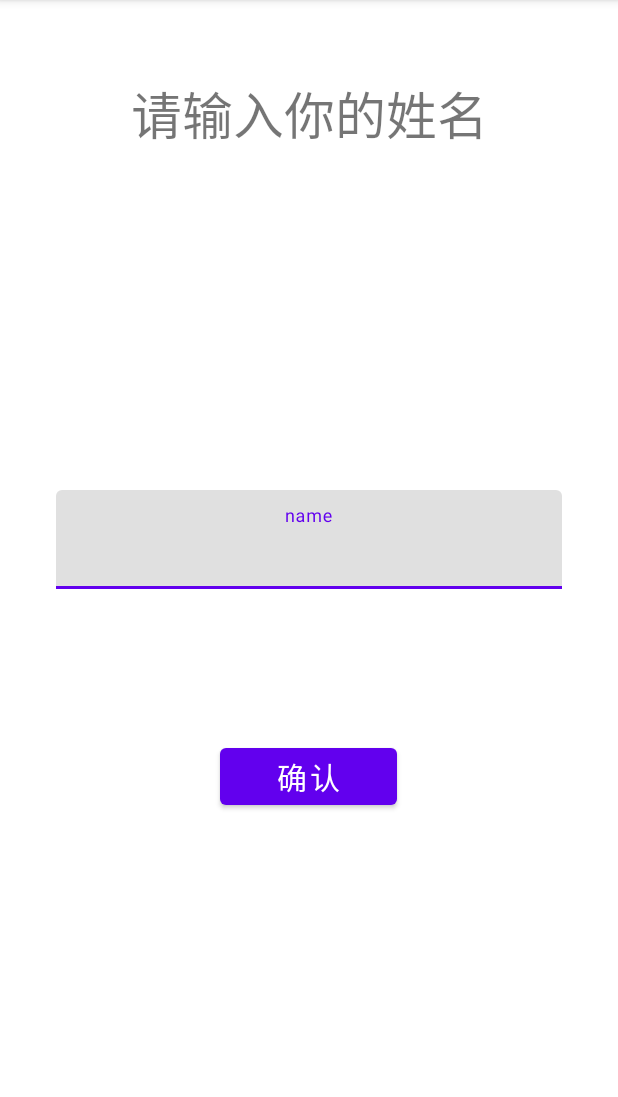
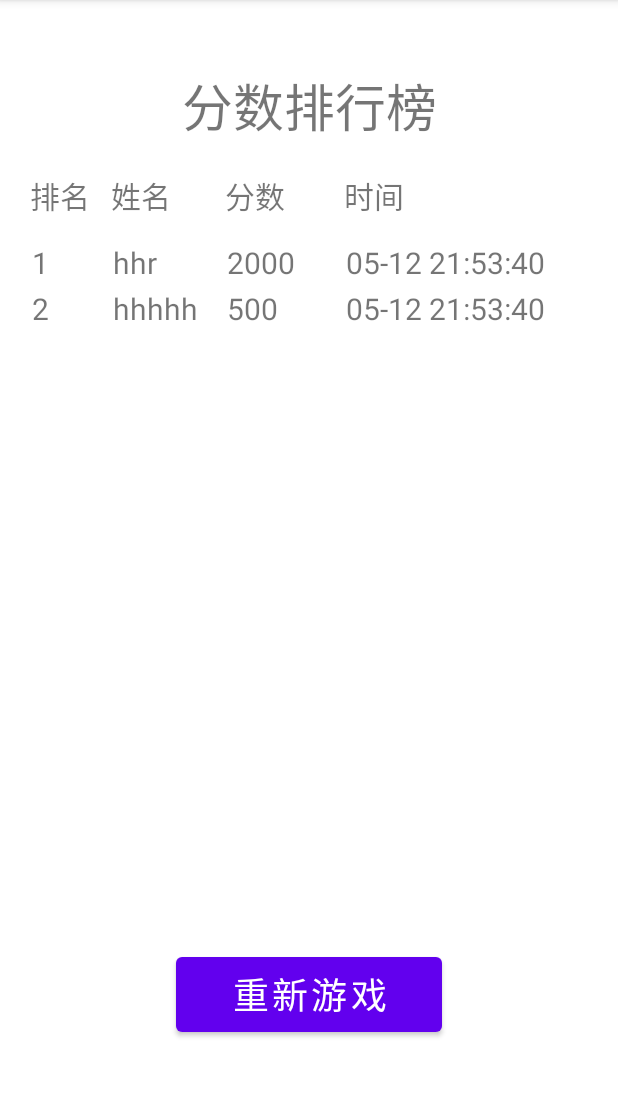
Before and after one commit to HaHaRen6/AircraftWar-Android, an Android app: the InputActivity screen opened directly, with no data from a screen before it, after a tap on "确认", on a phone screen of 412 x 824 dp, the part 84-1181 px from its top. Run offline under Robolectric (Android 15) with nearby library versions, the phone set to English and light mode, and no system bars.

Commit message:
单机版输入名字界面完成、分数排行榜UI完成

```diff
--- a/app/src/main/AndroidManifest.xml
+++ b/app/src/main/AndroidManifest.xml
@@ -16,6 +16,9 @@
             android:name="edu.hitsz.activity.InputActivity"
             android:exported="false" />
         <activity
+            android:name="edu.hitsz.activity.RankingActivity"
+            android:exported="false" />
+        <activity
             android:name="edu.hitsz.activity.MainActivity"
             android:exported="true">
             <intent-filter>
--- a/app/src/main/java/edu/hitsz/activity/InputActivity.java
+++ b/app/src/main/java/edu/hitsz/activity/InputActivity.java
@@ -1,15 +1,16 @@
 package edu.hitsz.activity;
 
+import android.content.Intent;
 import android.os.Bundle;
 import android.widget.Button;
 import android.widget.TextView;
-import android.widget.Toast;
 
 import androidx.appcompat.app.AppCompatActivity;
 
 import com.google.android.material.textfield.TextInputEditText;
 
 import edu.hitsz.R;
+import edu.hitsz.game.BaseGame;
 
 public class InputActivity extends AppCompatActivity {
 
@@ -22,20 +23,26 @@ public class InputActivity extends AppCompatActivity {
     protected void onCreate(Bundle savedInstanceState) {
         super.onCreate(savedInstanceState);
 
+        // 布局初始化时加载布局文件
         setContentView(R.layout.activity_input);
+
         Button inputName_btn = findViewById(R.id.inputName_btn);
-        TextView textView = findViewById(R.id.textView);
+        TextView textView_score = findViewById(R.id.textView_score);
         TextInputEditText textInputEditText = findViewById(R.id.textInputEditText);
 
         Bundle bundle = new Bundle();
+        System.out.println(BaseGame.getScore());
+        textView_score.setText(String.valueOf(BaseGame.getScore()));
 
-//        Intent intent = new Intent(InputActivity.this, GameActivity.class);
+        Intent intent = new Intent(InputActivity.this, RankingActivity.class);
         inputName_btn.setOnClickListener(view -> {
-            Toast.makeText(InputActivity.this, textInputEditText.getText(), Toast.LENGTH_SHORT).show();
+
+            intent.putExtra("name",textInputEditText.getText());
+//            Toast.makeText(InputActivity.this, "后面还没做", Toast.LENGTH_SHORT).show();
 //            bundle.putInt("gameType",gameType);
 //            bundle.putBoolean("musicSwitch",musicSwitch());
 //            intent.putExtras(bundle);
-//            startActivity(intent);
+            startActivity(intent);
         });
 
     }
--- /dev/null
+++ b/app/src/main/java/edu/hitsz/activity/RankingActivity.java
@@ -0,0 +1,123 @@
+package edu.hitsz.activity;
+
+import android.content.DialogInterface;
+import android.content.Intent;
+import android.os.Bundle;
+import android.view.View;
+import android.widget.AdapterView;
+import android.widget.Button;
+import android.widget.ListView;
+import android.widget.SimpleAdapter;
+import android.widget.Toast;
+
+import androidx.appcompat.app.AlertDialog;
+import androidx.appcompat.app.AppCompatActivity;
+
+import java.util.ArrayList;
+import java.util.HashMap;
+import java.util.List;
+
+import edu.hitsz.R;
+
+public class RankingActivity extends AppCompatActivity {
+
+    private static final String TAG = "InputActivity";
+
+    public static int screenWidth;
+    public static int screenHeight;
+
+    @Override
+    protected void onCreate(Bundle savedInstanceState) {
+        super.onCreate(savedInstanceState);
+
+        setContentView(R.layout.activity_ranking);
+        Button newGame_btn = findViewById(R.id.newGame_btn);
+        ListView rankingList = findViewById(R.id.rankingList);
+
+        SimpleAdapter simpleAdapter = new SimpleAdapter(
+                this,
+                getData(),
+                R.layout.listitem,
+                new String[]{"rank", "name", "score", "date"},
+                new int[]{R.id.rank, R.id.name, R.id.score, R.id.date});
+
+        // 添加并显示数据
+        rankingList.setAdapter(simpleAdapter);
+
+        //添加单击监听
+        rankingList.setOnItemLongClickListener(new AdapterView.OnItemLongClickListener() {
+            @Override
+            public boolean onItemLongClick(AdapterView<?> adapterView, View view, int position, long id) {
+//                if (position == 0) {
+//                    return false;
+//                }
+
+//                Toast.makeText(RankingActivity.this, position + "  " + id, Toast.LENGTH_SHORT).show();
+
+                AlertDialog.Builder builder = new AlertDialog.Builder(RankingActivity.this);
+                builder.setMessage("确认删除？");
+                builder.setTitle("提示");
+
+//                Negative在左边？？
+                builder.setPositiveButton("是", new DialogInterface.OnClickListener() {
+                    @Override
+                    public void onClick(DialogInterface dialogInterface, int i) {
+                        Toast.makeText(RankingActivity.this, "删除第" + (position + 1) + "条记录", Toast.LENGTH_SHORT).show();
+                    }
+                });
+                builder.setNegativeButton("否", new DialogInterface.OnClickListener() {
+                    @Override
+                    public void onClick(DialogInterface dialogInterface, int i) {
+
+                    }
+                });
+                builder.create().show();
+                return false;
+            }
+//            @Override
+//            public void onItemClick(AdapterView<?> arg0, View arg1, int arg2, long arg3) {
+//                Toast.makeText(RankingActivity.this, arg2 + "  " + arg3, Toast.LENGTH_SHORT).show();
+////                Map<String, Object> clkmap = (Map<String, Object>) arg0.getItemAtPosition(arg2);
+////                setTitle(clkmap.get("title").toString()+"的网址为："+clkmap.get("info").toString());
+//            }
+
+
+        });
+
+        // 重新游戏
+        Intent intent = new Intent(RankingActivity.this, MainActivity.class);
+        newGame_btn.setOnClickListener(view -> {
+            startActivity(intent);
+        });
+
+    }
+
+    @Override
+    public void onBackPressed() {
+        super.onBackPressed();
+    }
+
+    private List<HashMap<String, String>> getData() {
+        ArrayList<HashMap<String, String>> data = new ArrayList<>();
+        HashMap<String, String> user = new HashMap<>();
+
+        // test
+
+        user.put("rank", "1");
+        user.put("name", "hhr");
+        user.put("score", "2000");
+        user.put("date", "05-12 21:53:40");
+        data.add(user);
+
+        user = new HashMap<>();
+        user.put("rank", "2");
+        user.put("name", "hhhhh");
+        user.put("score", "500");
+        user.put("date", "05-12 21:53:40");
+        data.add(user);
+
+
+        return data;
+    }
+
+}
--- /dev/null
+++ b/app/src/main/res/layout/activity_ranking.xml
@@ -0,0 +1,93 @@
+<?xml version="1.0" encoding="utf-8"?>
+<androidx.constraintlayout.widget.ConstraintLayout xmlns:android="http://schemas.android.com/apk/res/android"
+    xmlns:app="http://schemas.android.com/apk/res-auto"
+    xmlns:tools="http://schemas.android.com/tools"
+    android:layout_width="match_parent"
+    android:layout_height="match_parent">
+
+    <TextView
+        android:id="@+id/rankingList_text"
+        android:layout_width="181dp"
+        android:layout_height="78dp"
+        android:layout_marginTop="24dp"
+        android:layout_marginBottom="14dp"
+        android:gravity="center"
+        android:text="分数排行榜"
+        android:textSize="34sp"
+        app:layout_constraintBottom_toTopOf="@+id/rankingList"
+        app:layout_constraintEnd_toEndOf="parent"
+        app:layout_constraintStart_toStartOf="parent"
+        app:layout_constraintTop_toTopOf="parent"
+        app:layout_constraintVertical_bias="0.16000003" />
+
+    <LinearLayout
+        android:id="@+id/linearLayout"
+        android:layout_width="0dp"
+        android:layout_height="30dp"
+        android:layout_marginTop="115dp"
+        android:orientation="horizontal"
+        app:layout_constraintBottom_toTopOf="@+id/rankingList"
+        app:layout_constraintEnd_toEndOf="parent"
+        app:layout_constraintStart_toStartOf="parent"
+        app:layout_constraintTop_toTopOf="parent">
+
+
+        <TextView
+            android:id="@+id/textView_1rank"
+            android:layout_width="54dp"
+            android:layout_height="match_parent"
+            android:layout_marginStart="20dp"
+            android:text="排名"
+            android:textSize="20sp" />
+
+        <TextView
+            android:id="@+id/textView_2name"
+            android:layout_width="76dp"
+            android:layout_height="match_parent"
+            android:text="姓名"
+            android:textSize="20sp" />
+
+        <TextView
+            android:id="@+id/textView_3score"
+            android:layout_width="79dp"
+            android:layout_height="match_parent"
+            android:text="分数"
+            android:textSize="20sp" />
+
+        <TextView
+            android:id="@+id/textView_4date"
+            android:layout_width="match_parent"
+            android:layout_height="match_parent"
+            android:layout_marginEnd="20dp"
+            android:text="时间"
+            android:textSize="20sp" />
+    </LinearLayout>
+
+    <ListView
+        android:id="@+id/rankingList"
+        android:layout_width="0dp"
+        android:layout_height="0dp"
+        android:layout_marginStart="1dp"
+        android:layout_marginTop="16dp"
+        android:layout_marginEnd="1dp"
+        android:layout_marginBottom="160dp"
+        android:divider="#ffffff"
+        android:dividerHeight="3dp"
+        app:layout_constraintBottom_toBottomOf="parent"
+        app:layout_constraintEnd_toEndOf="parent"
+        app:layout_constraintStart_toStartOf="parent"
+        app:layout_constraintTop_toBottomOf="@+id/linearLayout" />
+
+    <Button
+        android:id="@+id/newGame_btn"
+        android:layout_width="177dp"
+        android:layout_height="62dp"
+        android:layout_marginBottom="50dp"
+        android:text="重新游戏"
+        android:textSize="24sp"
+        app:layout_constraintBottom_toBottomOf="parent"
+        app:layout_constraintEnd_toEndOf="parent"
+        app:layout_constraintStart_toStartOf="parent"
+        app:layout_constraintTop_toBottomOf="@+id/rankingList" />
+
+</androidx.constraintlayout.widget.ConstraintLayout>
--- /dev/null
+++ b/app/src/main/res/layout/listitem.xml
@@ -0,0 +1,44 @@
+<?xml version="1.0" encoding="utf-8"?>
+
+<LinearLayout
+    xmlns:android="http://schemas.android.com/apk/res/android"
+    xmlns:tools="http://schemas.android.com/tools"
+    android:layout_width="match_parent"
+    android:layout_height="match_parent"
+    android:orientation="vertical">
+
+    <LinearLayout
+        android:layout_width="match_parent"
+        android:layout_height="match_parent"
+        android:orientation="horizontal"
+        tools:ignore="UselessParent">
+
+        <TextView
+            android:id="@+id/rank"
+            android:layout_width="54dp"
+            android:layout_height="match_parent"
+            android:layout_marginStart="20dp"
+            android:textSize="20sp" />
+
+        <TextView
+            android:id="@+id/name"
+            android:layout_width="76dp"
+            android:layout_height="match_parent"
+            android:textSize="20sp" />
+
+        <TextView
+            android:id="@+id/score"
+            android:layout_width="79dp"
+            android:layout_height="match_parent"
+            android:textSize="20sp" />
+
+        <TextView
+            android:id="@+id/date"
+            android:layout_width="match_parent"
+            android:layout_height="match_parent"
+            android:layout_marginEnd="20dp"
+            android:textSize="20sp" />
+
+    </LinearLayout>
+
+</LinearLayout>
```
Also changed, not shown: app/src/main/java/edu/hitsz/game/BaseGame.java (+92 -26 lines), app/src/main/res/layout/activity_input.xml (+25 -7 lines).
